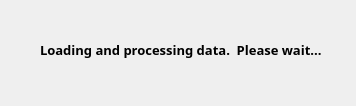
This is src/progressindicator.ui in dnewell/AcuitySTAR-Dashboard as Qt 5 draws it before an edit. The edited form follows.
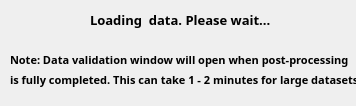
This is the edited form.

Commit message: Found a way to progressively display summary data as it loads. Works better now. - we now force QCoreApplication process to process GUI events in each loop iteration allowing a kind of progressive load.  Not a perfect solution - the error validation window pops up at the end of the long load, which is a bit confusing.  But I changed the dialog box text before and after such that the user should be aware of this behavior.

```diff
--- a/src/progressindicator.ui
+++ b/src/progressindicator.ui
@@ -30,8 +30,8 @@
   <widget class="QLabel" name="label">
    <property name="geometry">
     <rect>
-     <x>40</x>
-     <y>40</y>
+     <x>90</x>
+     <y>10</y>
      <width>301</width>
      <height>20</height>
     </rect>
@@ -42,7 +42,61 @@
     </font>
    </property>
    <property name="text">
-    <string>Loading and processing data.  Please wait...</string>
+    <string>Loading  data. Please wait...</string>
+   </property>
+  </widget>
+  <widget class="QLabel" name="label_2">
+   <property name="geometry">
+    <rect>
+     <x>30</x>
+     <y>40</y>
+     <width>301</width>
+     <height>20</height>
+    </rect>
+   </property>
+   <property name="font">
+    <font>
+     <pointsize>8</pointsize>
+    </font>
+   </property>
+   <property name="text">
+    <string/>
+   </property>
+  </widget>
+  <widget class="QLabel" name="label_3">
+   <property name="geometry">
+    <rect>
+     <x>10</x>
+     <y>50</y>
+     <width>351</width>
+     <height>20</height>
+    </rect>
+   </property>
+   <property name="font">
+    <font>
+     <pointsize>8</pointsize>
+    </font>
+   </property>
+   <property name="text">
+    <string>Note: Data validation window will open when post-processing</string>
+   </property>
+  </widget>
+  <widget class="QLabel" name="label_4">
+   <property name="geometry">
+    <rect>
+     <x>10</x>
+     <y>70</y>
+     <width>351</width>
+     <height>20</height>
+    </rect>
+   </property>
+   <property name="font">
+    <font>
+     <pointsize>8</pointsize>
+    </font>
+   </property>
+   <property name="text">
+    <string>is fully completed. This can take 1 - 2 minutes for large datasets.</string>
    </property>
   </widget>
  </widget>
```
The commit also changes 4 other files.
